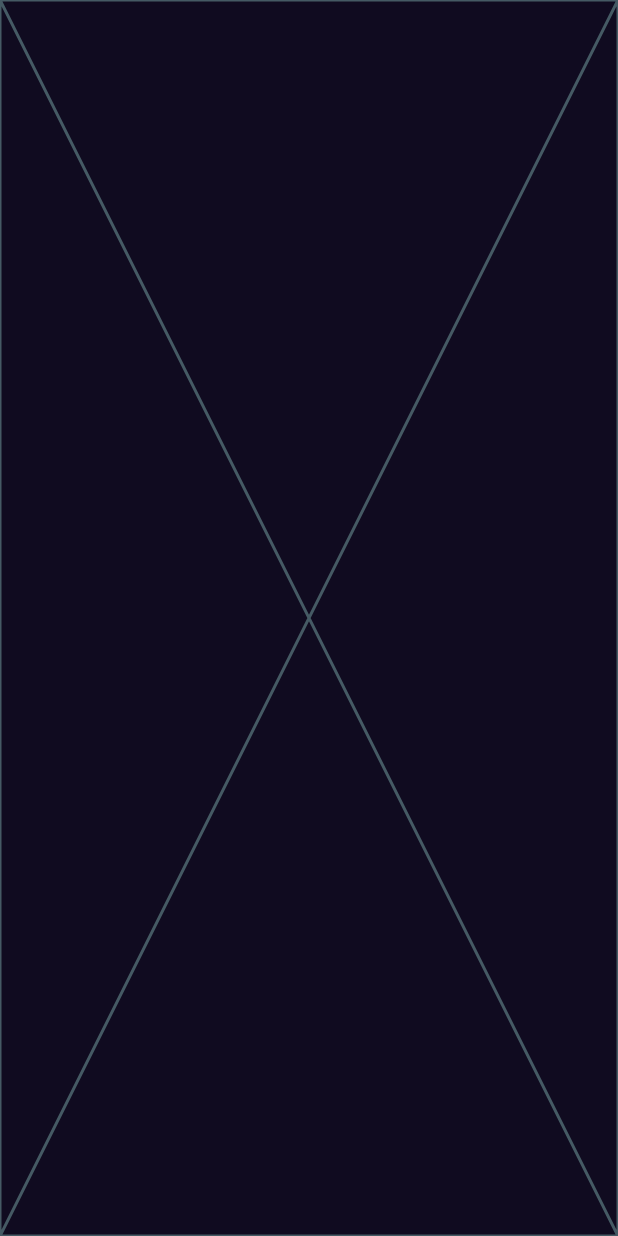
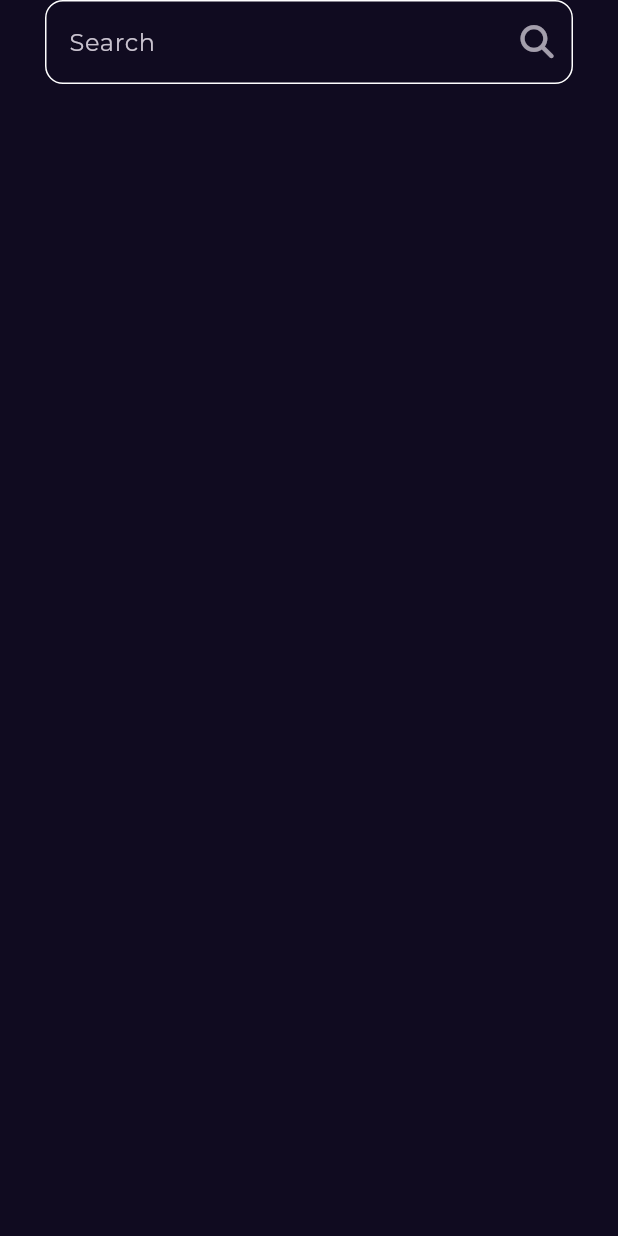
Before and after one commit to mohamedosamaamer/bookly-app, a Flutter app: the SearchView screen opened directly, on a phone screen of 412 x 824 dp. Run offline on Flutter 3.47's test engine with Material 3 defaults, Android fonts, the phone set to English and light mode, and no system bars; our stand-ins replace font_awesome_flutter, go_router, google_fonts.

Commit message:
create custom search text field

```diff
--- a/lib/core/utils/app_router.dart
+++ b/lib/core/utils/app_router.dart
@@ -7,7 +7,7 @@ import 'package:go_router/go_router.dart';
 abstract class AppRouter {
   static const kHomeView = '/homeView';
   static const kBookDetailsView = '/bookDetailsView';
-  static const kSearchView = '/bookDetailsView';
+  static const kSearchView = '/searchView';
 
   static final router = GoRouter(routes: [
     GoRoute(
--- a/lib/features/home/presentation/views/widgets/custom_app_bar.dart
+++ b/lib/features/home/presentation/views/widgets/custom_app_bar.dart
@@ -1,6 +1,8 @@
+import 'package:bookly_app/core/utils/app_router.dart';
 import 'package:bookly_app/core/utils/assets.dart';
 import 'package:flutter/material.dart';
 import 'package:font_awesome_flutter/font_awesome_flutter.dart';
+import 'package:go_router/go_router.dart';
 
 class CustomAppBar extends StatelessWidget {
   const CustomAppBar({super.key});
@@ -17,10 +19,12 @@ class CustomAppBar extends StatelessWidget {
           ),
           const Spacer(),
           IconButton(
-              onPressed: () {},
+              onPressed: () {
+                GoRouter.of(context).push(AppRouter.kSearchView);
+              },
               icon: const Icon(
                 FontAwesomeIcons.magnifyingGlass,
-                size: 24,
+                size: 22,
               )),
         ],
       ),
--- /dev/null
+++ b/lib/features/search/prsentation/views/widgets/custom_search_text_field.dart
@@ -0,0 +1,34 @@
+import 'package:flutter/material.dart';
+import 'package:font_awesome_flutter/font_awesome_flutter.dart';
+
+class CustomSearchTextField extends StatelessWidget {
+  const CustomSearchTextField({super.key});
+
+  @override
+  Widget build(BuildContext context) {
+    return TextField(
+      decoration: InputDecoration(
+        enabledBorder: buildOutlineInputBorder(),
+        focusedBorder: buildOutlineInputBorder(),
+        hintText: 'Search',
+        suffixIcon: IconButton(
+          onPressed: () {},
+          icon: const Opacity(
+            opacity: 0.8,
+            child: Icon(
+              FontAwesomeIcons.magnifyingGlass,
+              size: 22,
+            ),
+          ),
+        ),
+      ),
+    );
+  }
+
+  OutlineInputBorder buildOutlineInputBorder() {
+    return OutlineInputBorder(
+      borderSide: const BorderSide(color: Colors.white),
+      borderRadius: BorderRadius.circular(12),
+    );
+  }
+}
--- a/lib/features/search/prsentation/views/widgets/search_view_body.dart
+++ b/lib/features/search/prsentation/views/widgets/search_view_body.dart
@@ -1,3 +1,4 @@
+import 'package:bookly_app/features/search/prsentation/views/widgets/custom_search_text_field.dart';
 import 'package:flutter/material.dart';
 
 class SearchViewBody extends StatelessWidget {
@@ -5,6 +6,11 @@ class SearchViewBody extends StatelessWidget {
 
   @override
   Widget build(BuildContext context) {
-    return const Placeholder();
+    return const Padding(
+      padding: EdgeInsets.symmetric(horizontal: 30),
+      child: Column(
+        children: [CustomSearchTextField()],
+      ),
+    );
   }
 }
```
